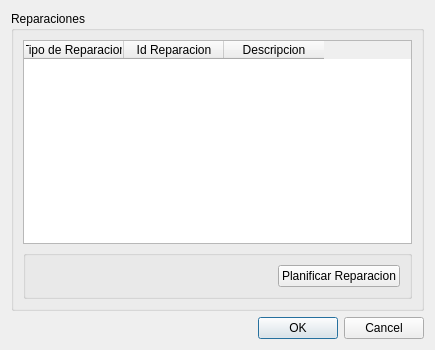
This is src/ui/DialogPlanificarReparaciones.ui in guilleurrutia10/division-transporte as Qt 5 draws it before an edit. The edited form follows.
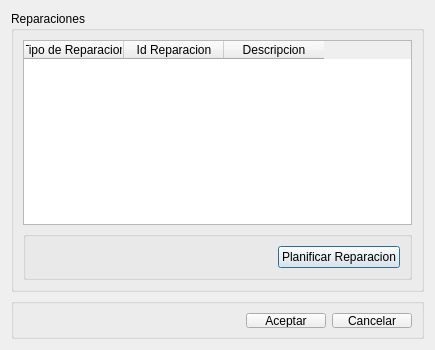
This is the edited form.

Commit message: modificaciones ui con group box parte 2

The edit to the form file:
```diff
--- a/src/ui/DialogPlanificarReparaciones.ui
+++ b/src/ui/DialogPlanificarReparaciones.ui
@@ -78,13 +78,63 @@
     </widget>
    </item>
    <item>
-    <widget class="QDialogButtonBox" name="buttonBox">
-     <property name="orientation">
-      <enum>Qt::Horizontal</enum>
+    <widget class="QGroupBox" name="groupBoxButtonBox">
+     <property name="minimumSize">
+      <size>
+       <width>271</width>
+       <height>41</height>
+      </size>
      </property>
-     <property name="standardButtons">
-      <set>QDialogButtonBox::Cancel|QDialogButtonBox::Ok</set>
+     <property name="maximumSize">
+      <size>
+       <width>16777215</width>
+       <height>41</height>
+      </size>
      </property>
+     <property name="title">
+      <string/>
+     </property>
+     <layout class="QGridLayout" name="gridLayout_2">
+      <property name="leftMargin">
+       <number>9</number>
+      </property>
+      <property name="topMargin">
+       <number>9</number>
+      </property>
+      <property name="rightMargin">
+       <number>9</number>
+      </property>
+      <property name="bottomMargin">
+       <number>8</number>
+      </property>
+      <item row="0" column="1">
+       <widget class="QPushButton" name="pushButtonAceptar">
+        <property name="text">
+         <string>Aceptar</string>
+        </property>
+       </widget>
+      </item>
+      <item row="0" column="2">
+       <widget class="QPushButton" name="pushButtonCancelar">
+        <property name="text">
+         <string>Cancelar</string>
+        </property>
+       </widget>
+      </item>
+      <item row="0" column="0">
+       <spacer name="horizontalSpacer_2">
+        <property name="orientation">
+         <enum>Qt::Horizontal</enum>
+        </property>
+        <property name="sizeHint" stdset="0">
+         <size>
+          <width>40</width>
+          <height>20</height>
+         </size>
+        </property>
+       </spacer>
+      </item>
+     </layout>
     </widget>
    </item>
   </layout>
```
Left out of the diff: 35 changed lines with no effect on the pictures. The commit also changes 28 other files.
